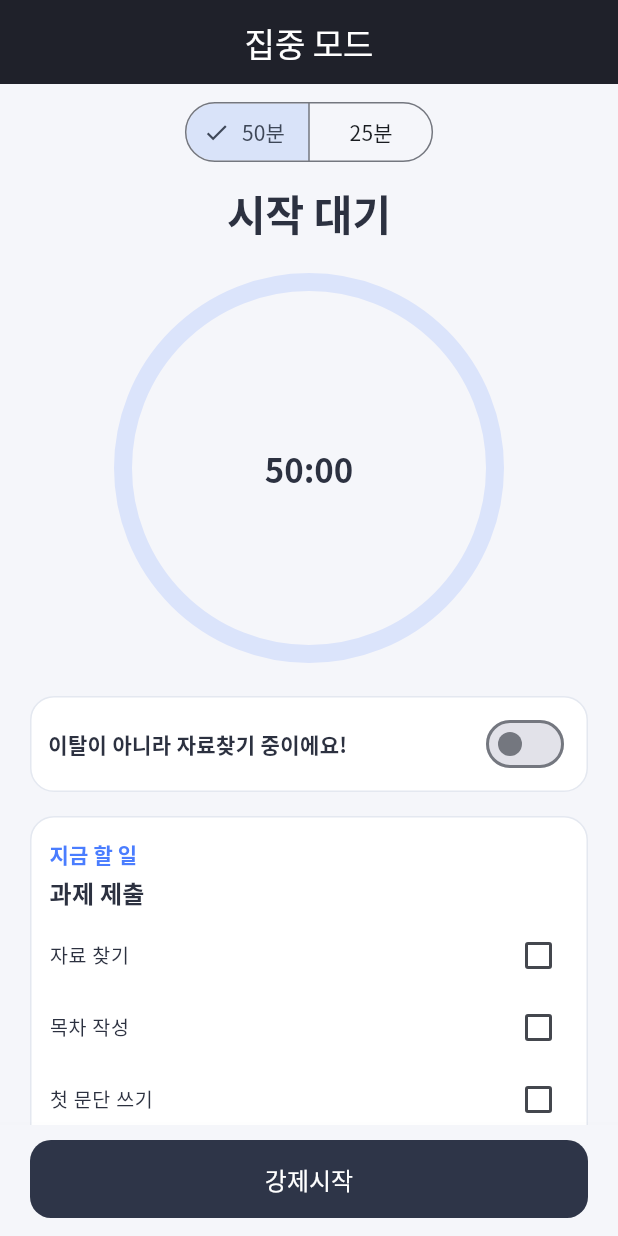
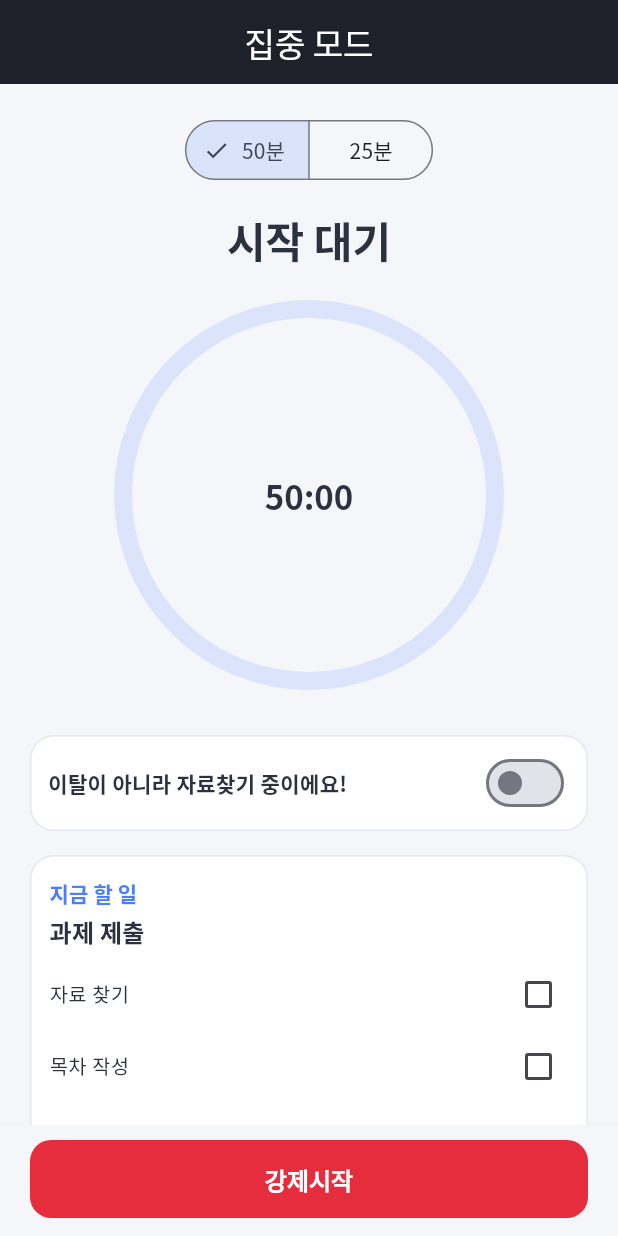
Before and after one commit to Shinmilli/FocusFlow, a Flutter app: the FocusScreen screen opened by its route, on a phone screen of 412 x 824 dp. Run offline on Flutter 3.47's test engine with Material 3 defaults, Android fonts, the phone set to English and light mode, and no system bars; our stand-ins replace flutter_local_notifications, flutter_riverpod, flutter_secure_storage, go_router, shared_preferences, timezone; accounts and stored records are empty; Roboto replaces fonts that are missing (GmarketSans); statements that could not run were skipped.

Commit message:
style: 집중모드 스타일 수정

```diff
--- a/lib/features/focus_session/presentation/focus_screen.dart
+++ b/lib/features/focus_session/presentation/focus_screen.dart
@@ -243,6 +243,7 @@ class _FocusScreenState extends ConsumerState<FocusScreen>
                             ),
                       ),
                     ] else ...[
+                      const SizedBox(height: 12),
                       Center(
                         child: SegmentedButton<int>(
                           segments: const [
@@ -262,7 +263,7 @@ class _FocusScreenState extends ConsumerState<FocusScreen>
                                 },
                         ),
                       ),
-                      const SizedBox(height: 12),
+                      const SizedBox(height: 18),
                       Text(
                         headline,
                         textAlign: TextAlign.center,
@@ -277,7 +278,7 @@ class _FocusScreenState extends ConsumerState<FocusScreen>
                         centerLabel: _onBreak ? _format(_breakRemainingSec) : _format(_remainingSec),
                         centerColor: _onBreak ? breakCenterColor : null,
                       ),
-                      const SizedBox(height: 22),
+                      const SizedBox(height: 30),
                       DecoratedBox(
                         decoration: AppChrome.softCardDecoration(),
                         child: Padding(
@@ -404,8 +405,12 @@ class _FocusScreenState extends ConsumerState<FocusScreen>
       );
     }
     return FilledButton(
-      style: AppChrome.primaryActionNavyStyle.copyWith(
-        minimumSize: const WidgetStatePropertyAll(Size.fromHeight(52)),
+      style: FilledButton.styleFrom(
+        backgroundColor: const Color(0xFFE52D3D),
+        foregroundColor: Colors.white,
+        minimumSize: const Size.fromHeight(52),
+        shape: RoundedRectangleBorder(borderRadius: BorderRadius.circular(14)),
+        textStyle: const TextStyle(fontWeight: FontWeight.w700, fontSize: 16),
       ),
       onPressed: _beginCountdownThenRun,
       child: const Text('강제시작'),
```
Also changed, not shown: lib/features/focus_session/presentation/widgets/leave_hint_card.dart (+8 -2 lines).
